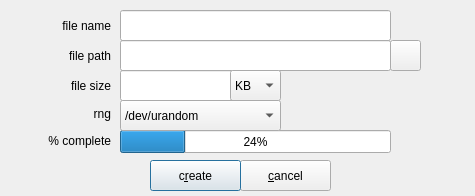
Above: zuluCrypt-gui/createfile.ui from mhogomchungu/zuluCrypt before the change. Below: the same form after it.
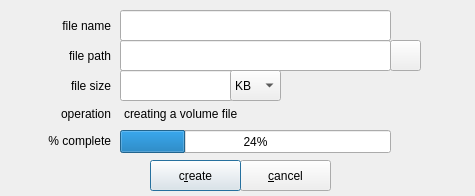
That is the form after the change.

Commit message: using cryptsetup to create container file with random data seem to be faster than creating a container file with random data from /dev/urandom

What changed in the file:
```diff
--- a/zuluCrypt-gui/createfile.ui
+++ b/zuluCrypt-gui/createfile.ui
@@ -202,40 +202,6 @@
     </property>
    </item>
   </widget>
-  <widget class="QComboBox" name="comboBoxRNG">
-   <property name="geometry">
-    <rect>
-     <x>120</x>
-     <y>100</y>
-     <width>161</width>
-     <height>31</height>
-    </rect>
-   </property>
-   <property name="toolTip">
-    <string>/dev/random is too slow to be practical but its most secure
-( move your mouse around to speed things up ).
-
-/dev/zero is fastest but least secure.
-
-/dev/urandom is in the middle and secure enough.
-</string>
-   </property>
-   <item>
-    <property name="text">
-     <string notr="true">/dev/urandom</string>
-    </property>
-   </item>
-   <item>
-    <property name="text">
-     <string notr="true">/dev/zero</string>
-    </property>
-   </item>
-   <item>
-    <property name="text">
-     <string notr="true">/dev/random</string>
-    </property>
-   </item>
-  </widget>
   <widget class="QLabel" name="label_5">
    <property name="geometry">
     <rect>
@@ -246,12 +212,25 @@
     </rect>
    </property>
    <property name="text">
-    <string>rng</string>
+    <string>operation</string>
    </property>
    <property name="alignment">
     <set>Qt::AlignRight|Qt::AlignTrailing|Qt::AlignVCenter</set>
    </property>
   </widget>
+  <widget class="QLabel" name="labelOperation">
+   <property name="geometry">
+    <rect>
+     <x>124</x>
+     <y>103</y>
+     <width>271</width>
+     <height>21</height>
+    </rect>
+   </property>
+   <property name="text">
+    <string>creating a volume file</string>
+   </property>
+  </widget>
  </widget>
  <tabstops>
   <tabstop>lineEditFileName</tabstop>
```
Left out of the diff: 1 changed line with no effect on the pictures. The commit also changes 10 other files.
